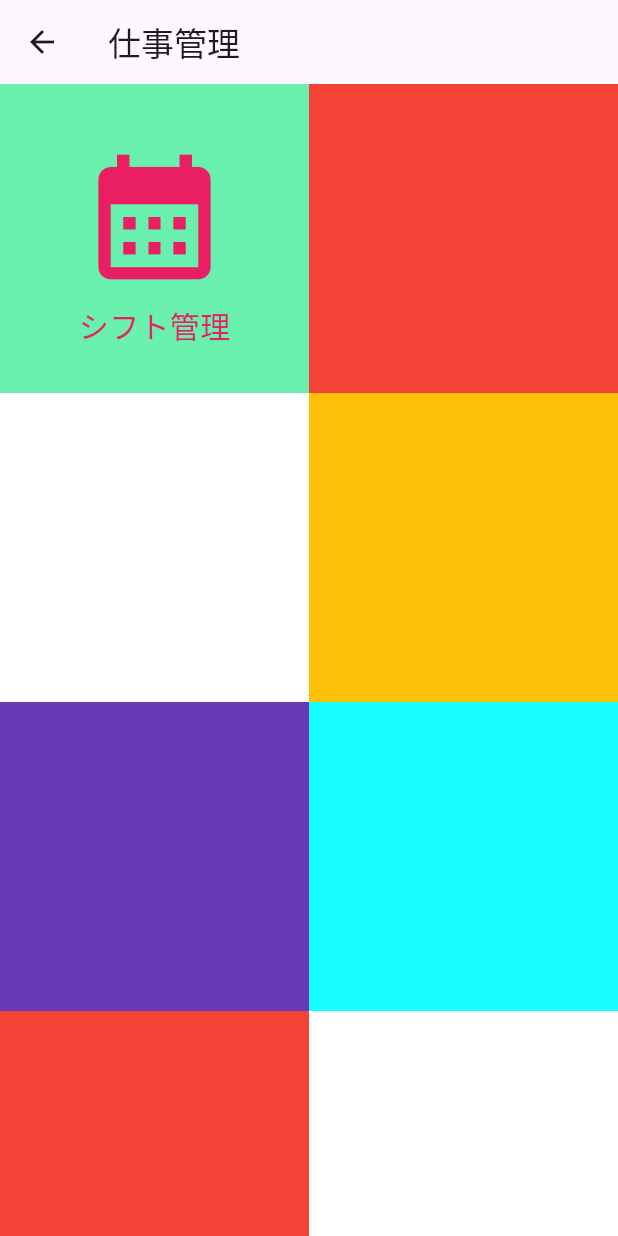
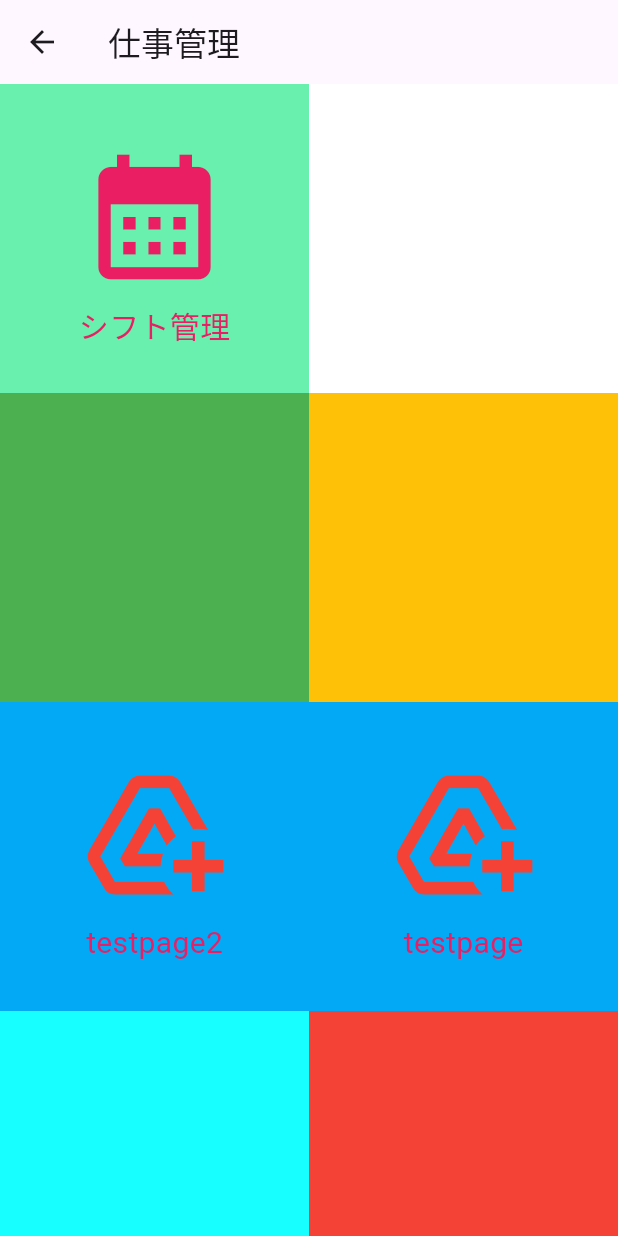
Before and after one commit to 282207134/job, a Flutter app: the JobPage screen opened by its route, on a phone screen of 412 x 824 dp. Run offline on Flutter 3.47's test engine with Material 3 defaults, Android fonts, the phone set to English and light mode, and no system bars; our stand-ins replace another_flutter_splash_screen, audioplayers, cloud_firestore, firebase_auth, firebase_core, flutter_colorpicker and 7 more; accounts and stored records are empty.

```diff
--- a/lib/main.dart
+++ b/lib/main.dart
@@ -5,6 +5,8 @@ import 'package:firebase_core/firebase_core.dart';
 import 'package:job/pages/jobPage/calendarView/calendar.dart';
 import 'package:job/pages/jobPage/calendarView/calendar_view.dart'; // 导入 calendar_view 包
 import 'package:job/pages/googleMap/MyGoogleMap.dart';
+import 'package:job/pages/jobPage/testPage.dart';
+import 'package:job/pages/jobPage/testPage2.dart';
 import 'package:job/pages/managementTools/Xylophone.dart';
 import 'package:job/pages/managementTools/account.dart';
 import 'package:job/pages/managementTools/dicee.dart';
@@ -79,6 +81,10 @@ class _MyAppState extends State<MyApp> {
         '/account':(BuildContext context)=>accounting (),
         '/draw':(BuildContext context)=>RandomPersonPickerPage (),
         '/calendar':(BuildContext context)=>calendar (),
+        '/testpage':(BuildContext context)=>testPage(),
+        '/testpage2':(BuildContext context)=>testPage2(),
+
+
       },
     );
   }
--- a/lib/pages/home/home.dart
+++ b/lib/pages/home/home.dart
@@ -1,20 +1,15 @@
 import 'package:flutter/material.dart';
-
 class home extends StatefulWidget {
   const home({super.key});
-
   @override
   State<home> createState() => _homeState();
 }
-
 class _homeState extends State<home> {
   @override
   Widget build(BuildContext context) {
     final ThemeData theme = Theme.of(context);
-
     return Container(
       child:
-
           /// Home page
           Card(
         shadowColor: Colors.transparent, // 卡片阴影颜色。
--- a/lib/pages/jobPage/calendarView/pages/CalendarPage.dart
+++ b/lib/pages/jobPage/calendarView/pages/CalendarPage.dart
@@ -10,7 +10,6 @@ class CalendarPage extends StatelessWidget {
   @override
   Widget build(BuildContext context) {
     return Scaffold(
-
       body: ResponsiveWidget(
         mobileWidget: MobileHomePage(), // 移动端小部件
         webWidget: WebHomePage(), // Web端小部件
--- a/lib/pages/jobPage/calendarView/pages/month_view_page.dart
+++ b/lib/pages/jobPage/calendarView/pages/month_view_page.dart
@@ -28,7 +28,9 @@ class _MonthViewPageDemoState extends State<MonthViewPageDemo> {
           floatingActionButton: FloatingActionButton(
             child: Icon(Icons.add), // 添加图标
             elevation: 8, // 阴影高度
+            // onPressed: () => context.pushRoute(CreateEventPage()), // 按钮点击跳转到创建事件页面
             onPressed: () => context.pushRoute(CreateEventPage()), // 按钮点击跳转到创建事件页面
+
           ),
           body: MonthViewWidget(), // 月视图小部件
         ),
--- a/lib/pages/jobPage/calendarView/src/calendar_event_data.dart
+++ b/lib/pages/jobPage/calendarView/src/calendar_event_data.dart
@@ -72,7 +72,8 @@ class CalendarEventData<T extends Object?> {
       description: map['description'],
       color: Color(map['color']),
       endDate: map['endDate'] != null ? DateTime.parse(map['endDate']) : null,
-      event: map['event'],
+      event: map['event']
+
     );
   }
 
--- a/lib/pages/jobPage/job_page.dart
+++ b/lib/pages/jobPage/job_page.dart
@@ -1,6 +1,7 @@
 import 'package:flutter/material.dart';
 import 'package:flutter/animation.dart';
 import 'package:google_maps_flutter/google_maps_flutter.dart';
+
 class JobPage extends StatelessWidget {
   //工作管理界面
   Widget build(BuildContext context) {
@@ -37,16 +38,67 @@ class JobPage extends StatelessWidget {
             ),
           ),
           Container(
-            color: Colors.red,
+            color: Colors.white,
           ),
           Container(
-            color: Colors.white,
+            color: Colors.green,
           ),
           Container(
             color: Colors.amber,
           ),
           Container(
-            color: Colors.deepPurple,
+            color: Colors.lightBlue,
+            child: Column(
+              mainAxisAlignment: MainAxisAlignment.center,
+              children: [
+                Center(
+                  child: IconButton(
+                    onPressed: () {
+                      print('TestPage2'); // 控制台输出
+                      Navigator.of(context).pushNamed('/testpage2'); // 导航至工作页面
+                    },
+                    icon: Icon(
+                      Icons.add_to_drive,
+                      color: Colors.red,
+                      size: 100.0,
+                    ),
+                  ),
+                ),
+                Center(
+                  child: Text(
+                    "testpage2",
+                    style: TextStyle(color: Colors.pink, fontSize: 20),
+                  ),
+                )
+              ],
+            ),
+          ),
+          Container(
+            color: Colors.lightBlue,
+            child: Column(
+              mainAxisAlignment: MainAxisAlignment.center,
+              children: [
+                Center(
+                  child: IconButton(
+                    onPressed: () {
+                      print('TestPage'); // 控制台输出
+                      Navigator.of(context).pushNamed('/testpage'); // 导航至工作页面
+                    },
+                    icon: Icon(
+                      Icons.add_to_drive,
+                      color: Colors.red,
+                      size: 100.0,
+                    ),
+                  ),
+                ),
+                Center(
+                  child: Text(
+                    "testpage",
+                    style: TextStyle(color: Colors.pink, fontSize: 20),
+                  ),
+                )
+              ],
+            ),
           ),
           Container(
             color: Colors.cyanAccent,
--- /dev/null
+++ b/lib/pages/jobPage/testPage2.dart
@@ -0,0 +1,31 @@
+import 'dart:io';
+
+import 'package:flutter/material.dart';
+import 'package:image_picker/image_picker.dart';
+
+class testPage2 extends StatefulWidget {
+  const testPage2({super.key});
+
+  @override
+  State<testPage2> createState() => _testPage2State();
+}
+
+class _testPage2State extends State<testPage2> {
+///////////////////////
+  int _counter = 0;
+  File? image;
+  late ImagePicker imagePicker;
+
+  void initState() {
+    super.initState();
+    imagePicker = ImagePicker();
+  }
+  chooseImage(){}
+
+
+////////////////////////////
+  @override
+  Widget build(BuildContext context) {
+    return Scaffold(appBar: AppBar(), body: Container());
+  }
+}
```
Also changed, not shown: lib/pages/jobPage/calendarView/calendar.dart (+34 -38 lines), lib/pages/jobPage/calendarView/pages/mobile/mobile_home_page.dart (+32 -25 lines), lib/pages/jobPage/calendarView/widgets/add_event_form.dart (+12 -11 lines), lib/pages/jobPage/testPage.dart (added, +164 -0 lines), lib/pages/managementTools/account.dart (+5 -5 lines), pubspec.yaml (+7 -1 lines), pubspec.lock, 6 other files.
